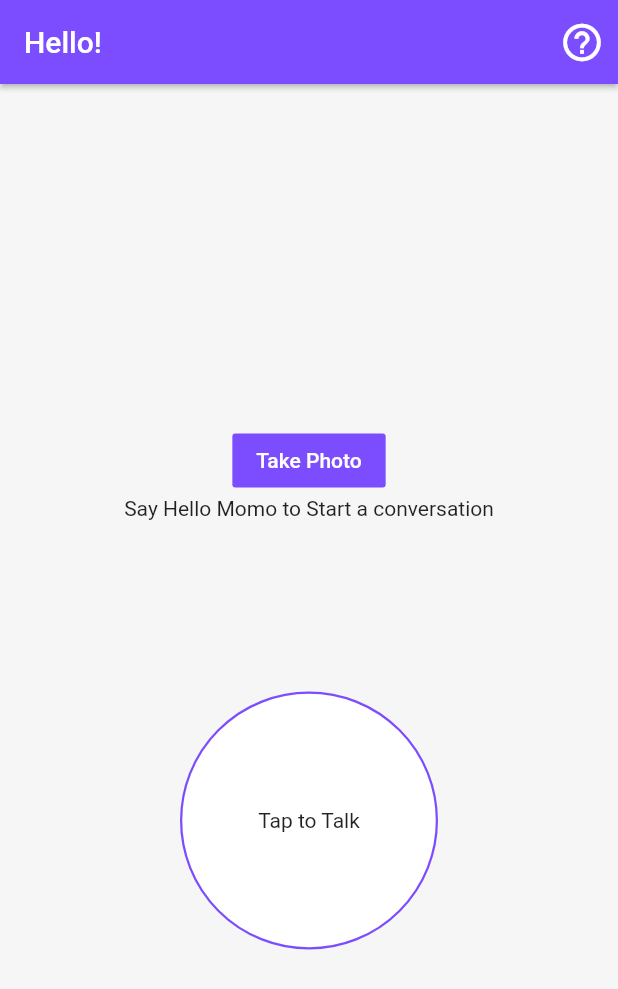
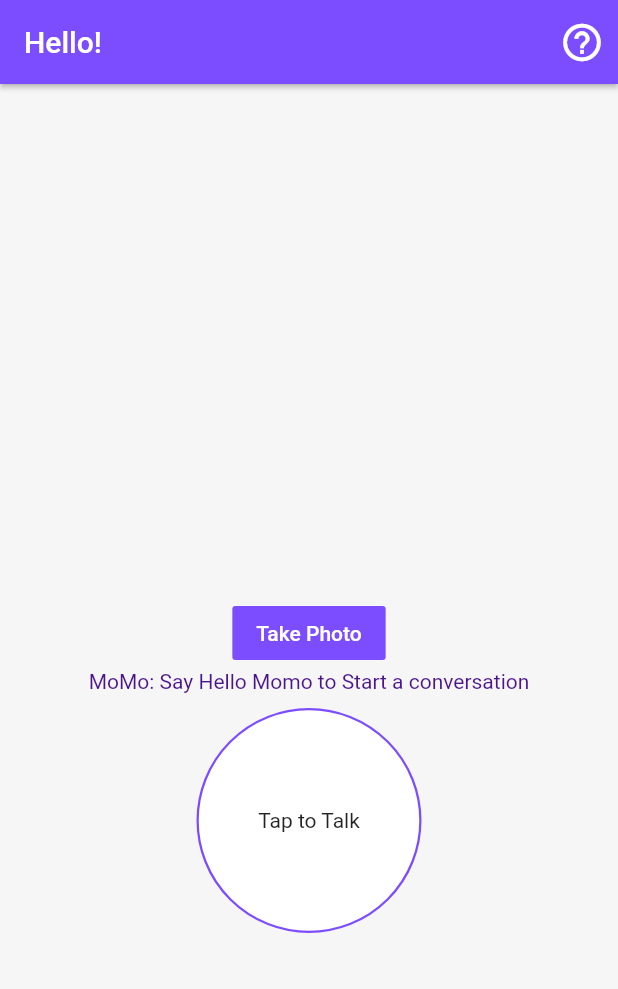
Before and after one commit to user9747/MomoFlutter, a Flutter app: the screen it shows after launch, on a phone screen of 412 x 824 dp. Shown: the top 989 px of the screen. Run offline on Flutter 3.47's test engine with Material 2 defaults, Android fonts, the phone set to English and light mode, and no system bars; our stand-ins replace bloc, camera, equatable, flutter_bloc, flutter_tts, speech_to_text; missing offline and left inert: socket_io_flutter; network calls fail.

```diff
--- a/lib/custom_ui.dart
+++ b/lib/custom_ui.dart
@@ -3,14 +3,14 @@ import 'package:flutter/material.dart';
 class MyCard extends StatelessWidget {
   Widget child;
   double height;
-  MyCard({@required this.child,this.height = 200});
+  MyCard({@required this.child,this.height = 150});
   @override
   Widget build(BuildContext context) {
     return AnimatedContainer(
       duration: Duration(seconds: 1),
       curve: Curves.fastOutSlowIn,
       height: this.height,
-      margin: EdgeInsets.all(100),
+      margin: EdgeInsets.all(10),
       child: Center(
         child: this.child,
       ),
--- a/lib/main.dart
+++ b/lib/main.dart
@@ -90,10 +90,16 @@ class _TestAppState extends State<TestApp> with SingleTickerProviderStateMixin {
               BlocBuilder(
                   bloc: gameBloc.speechoutputBloc,
                   builder: (context, state) {
+                    if (state is SpeechCompletedState) {
+                      _animationController.forward();
+                      print("kkkkkkkkkkkkkkkkkkkkkkkkkkkkkkkkkkkk");
+                    }
                     if (state is SpeakingState) {
                       _animationController.repeat();
-                    } else if (state is SpeechCompletedState) {
+                      print("jjjjjjjjjjjjjjjjjjjjjjjjjjjjjjjjjjjj");
+                    } else {
                       _animationController.forward();
+                      print("lllllllllllllllllllll");
                     }
                     return spinkit;
                   }),
@@ -109,12 +115,22 @@ class _TestAppState extends State<TestApp> with SingleTickerProviderStateMixin {
                 bloc: messageBloc,
                 builder: (context, state) {
                   if (state is BotMessage) {
-                    return Center(child: Text(state.messageText));
+                    return Center(
+                        child: Text(
+                      'MoMo: ' + state.messageText,
+                      style: TextStyle(color: Colors.purple[900]),
+                    ));
                   } else if (state is MessageInitial) {
                     return Center(
-                        child: Text("Say Hello Momo to Start a conversation"));
+                        child: Text(
+                      "MoMo: Say Hello Momo to Start a conversation",
+                      style: TextStyle(color: Colors.purple[900]),
+                    ));
                   }
-                  return Text('Say Hello Momo to Start a conversation');
+                  return Text(
+                    'MoMo: Say Hello Momo to Start a conversation',
+                    style: TextStyle(color: Colors.purple[900]),
+                  );
                 },
               ),
               BlocBuilder(
@@ -142,12 +158,9 @@ class _TestAppState extends State<TestApp> with SingleTickerProviderStateMixin {
                         ],
                       );
                     } else if (state is TextGenerated) {
-                      return Column(
-                        children: <Widget>[
-                          Text('Waiting for Server Response'),
-                          Text('Your input was'),
-                          Text(state.transcript)
-                        ],
+                      return Text(
+                        'YOU: ' + state.transcript,
+                        style: TextStyle(color: Colors.green),
                       );
                     }
                     return Text('unhandled state ${state.runtimeType}');
@@ -165,7 +178,8 @@ class _TestAppState extends State<TestApp> with SingleTickerProviderStateMixin {
         builder: (BuildContext context) {
           return Dialog(
             backgroundColor: Colors.white,
-            child: Text('''Help
+            child: Text(
+              '''Help
 
 
 
@@ -178,7 +192,9 @@ class _TestAppState extends State<TestApp> with SingleTickerProviderStateMixin {
                   poda gopala
 
 
-             ''',style: TextStyle(color: Colors.deepPurpleAccent),),
+             ''',
+              style: TextStyle(color: Colors.deepPurpleAccent),
+            ),
           );
         });
   }
```
